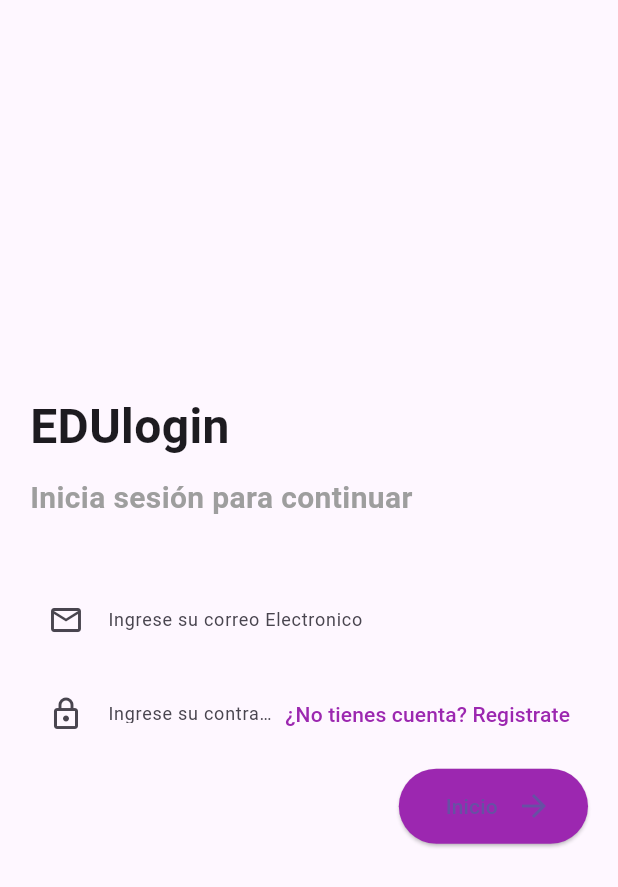
After one commit to gaelLara21/EDUtrip, a Flutter app: the LoginScreen screen opened directly, on a phone screen of 412 x 824 dp. The commit adds this screen. Shown: the top 887 px of the screen. Run offline on Flutter 3.47's test engine with Material 2 defaults, Android fonts, the phone set to English and light mode, and no system bars; our stand-ins replace google_nav_bar, lottie; missing offline and left inert: wikipedia; network calls fail.

Commit message:
Agregando Login Screen

```diff
--- /dev/null
+++ b/lib/screens/auth/login_screen.dart
@@ -0,0 +1,122 @@
+import 'package:flutter/material.dart';
+import 'package:edu_trip/screens/auth/registro.dart';
+import 'package:edu_trip/screens/chemistry.dart';
+
+class LoginScreen extends StatefulWidget {
+  const LoginScreen({super.key});
+
+  @override
+  State<LoginScreen> createState() => _LoginScreenState();
+}
+
+class _LoginScreenState extends State<LoginScreen> {
+  TextEditingController _emailAddresscontroller = TextEditingController();
+  TextEditingController _passwordcontroller = TextEditingController();
+
+
+
+  @override
+  Widget build(BuildContext context) {
+    return GestureDetector(
+      onTap: () {
+        FocusScopeNode currentFocus = FocusScope.of(context);
+        if (!currentFocus.hasPrimaryFocus &&
+            currentFocus.focusedChild != null) {
+          currentFocus.focusedChild?.unfocus();
+        }
+      },
+      child: Scaffold(
+        body: Padding(
+          padding: const EdgeInsets.fromLTRB(20, 110, 20, 110),
+          child: Column(
+            mainAxisAlignment: MainAxisAlignment.center,
+            crossAxisAlignment: CrossAxisAlignment.start,
+            children: [
+              const Text(
+                'EDUlogin',
+                style: TextStyle(fontSize: 32, fontWeight: FontWeight.bold),
+              ),
+              const SizedBox(height: 10),
+              const Text(
+                'Inicia sesión para continuar',
+                style: TextStyle(
+                    fontSize: 20,
+                    color: Colors.grey,
+                    fontWeight: FontWeight.bold),
+              ),
+              const SizedBox(height: 40),
+              TextFormField(
+                controller: _emailAddresscontroller,
+                style: const TextStyle(color: Colors.black, fontFamily: 'SFUIDisplay'),
+                decoration: const InputDecoration(
+                  border: InputBorder.none,
+                  labelText: 'Ingrese su correo Electronico',
+                  prefixIcon: Icon(Icons.email_outlined),
+                  labelStyle: TextStyle(fontSize: 12),
+                ),
+              ),
+              const SizedBox(height: 10),
+              TextFormField(
+                controller: _passwordcontroller,
+                obscureText: true,
+                style: const TextStyle(color: Colors.black, fontFamily: 'SFUIDisplay'),
+                decoration: InputDecoration(
+                  border: InputBorder.none,
+                  labelText: 'Ingrese su contraseña',
+                  prefixIcon: const Icon(Icons.lock_outlined),
+                  suffixIcon: TextButton(
+                    onPressed: () {
+                      Navigator.push(
+                        context,
+                        MaterialPageRoute(
+                          builder: (context) => const Registro(),
+                        ),
+                      );
+                    },
+                    child: const Text(
+                      '¿No tienes cuenta? Registrate',
+                      style: TextStyle(color: Colors.purple),
+                    ),
+                  ),
+                  labelStyle: const TextStyle(fontSize: 12),
+                ),
+              ),
+              const SizedBox(height: 10),
+              Align(
+                alignment: Alignment.centerRight,
+                child: SizedBox(
+                  height: 50,
+                  child: ElevatedButton(
+                    onPressed: () {
+                      Navigator.push(
+                        context,
+                        MaterialPageRoute(
+                          builder: (context) => const ChemistryScreen(),
+                        ),
+                      );
+                    },
+                    style: ElevatedButton.styleFrom(
+                        primary: Colors.purple,
+                        shape: RoundedRectangleBorder(
+                            borderRadius: BorderRadius.circular(30.0))),
+                    child: const Row(
+                      mainAxisSize: MainAxisSize.min,
+                      children: [
+                        Text('  Inicio  '),
+                        SizedBox(width: 5),
+                        Icon(
+                          Icons.arrow_forward,
+                          size: 24.0,
+                        )
+                      ],
+                    ),
+                  ),
+                ),
+              ),
+            ],
+          ),
+        ),
+      ),
+    );
+  }
+}
--- /dev/null
+++ b/lib/screens/auth/registro.dart
@@ -0,0 +1,15 @@
+import 'package:flutter/material.dart';
+
+class Registro extends StatefulWidget {
+  const Registro({super.key});
+
+  @override
+  State<Registro> createState() => _RegistroState();
+}
+
+class _RegistroState extends State<Registro> {
+  @override
+  Widget build(BuildContext context) {
+    return Container();
+  }
+}
--- a/lib/screens/splash_screen.dart
+++ b/lib/screens/splash_screen.dart
@@ -1,6 +1,6 @@
 import 'package:flutter/material.dart';
 import 'package:lottie/lottie.dart';
-import 'package:edu_trip/screens/chemistry.dart';
+import 'package:edu_trip/screens/auth/login_screen.dart';
 
 class SplashScreen extends StatefulWidget {
   const SplashScreen({super.key});
@@ -41,7 +41,7 @@ class _SplashScreenState extends State<SplashScreen>
               ..duration = Duration(milliseconds: 10000)
               ..forward().then((value) {
                 Navigator.push(context,
-                    MaterialPageRoute(builder: (context) => ChemistryScreen()));
+                    MaterialPageRoute(builder: (context) => LoginScreen()));
               });
           }),
         ],
```
Also changed, not shown: assets/img/imagen17.jpg (added), 2 other files.
